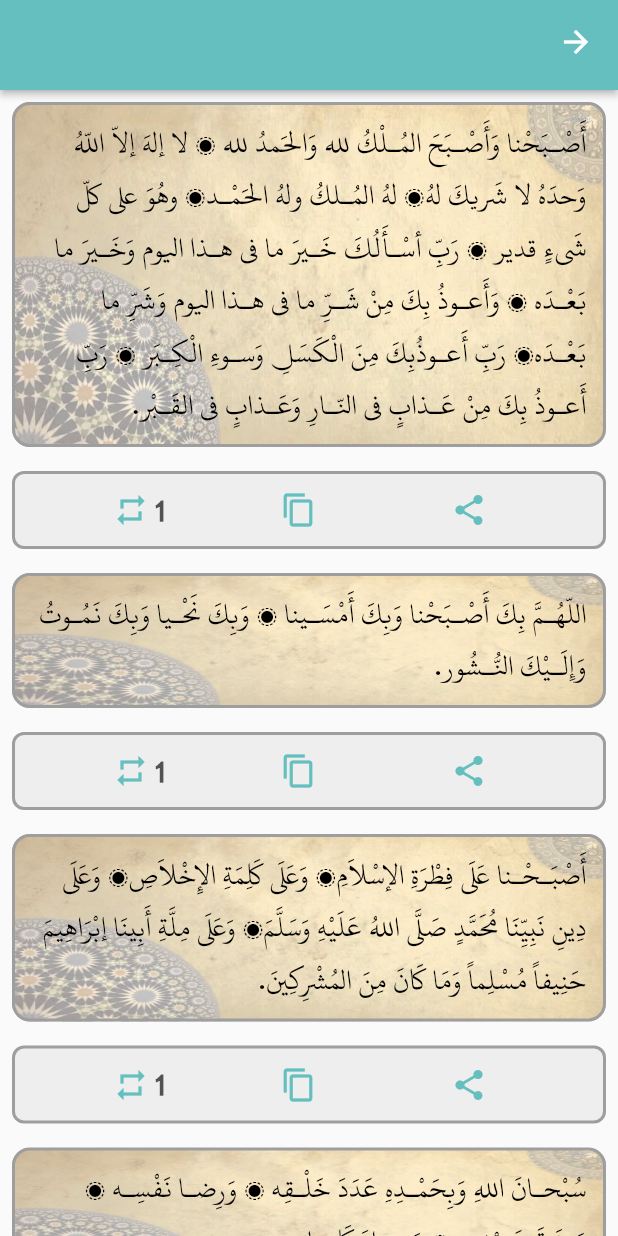
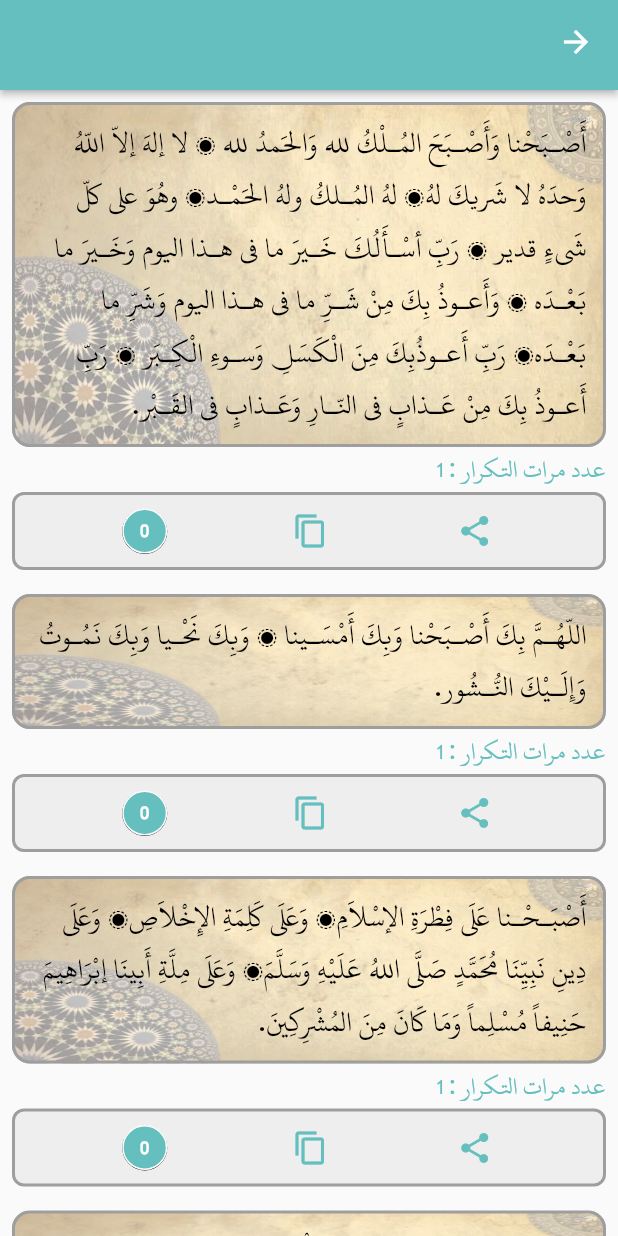
Before and after one commit to Muhammed-Ayad/Balgho-Convey, a Flutter app: the AzkarCategoryScreen screen opened directly with empty values, on a phone screen of 412 x 824 dp. Run offline on Flutter 3.47's test engine with Material 2 defaults, Android fonts, the phone set to English and light mode, and no system bars; our stand-ins replace audioplayers, dio, easy_localization, equatable, event_bus, flutter_compass and 10 more; missing offline and left inert: clipboard, flutter_vibrate.

Commit message:
Impelement Zekr Counter and Refactor Zekr Card

```diff
--- a/lib/blocs/state_mix/fetch_data_mixins.dart
+++ b/lib/blocs/state_mix/fetch_data_mixins.dart
@@ -2,7 +2,7 @@
 // All rights reserved.
 // Check out my Github account (https://github.com/salamaEnigma) for more projects.
 
-import '../generic_state.dart';
+import 'generic_state.dart';
 import 'package:flutter/foundation.dart';
 import 'package:flutter_riverpod/flutter_riverpod.dart';
 
--- a/lib/ui/azkar/azkar_category_screen.dart
+++ b/lib/ui/azkar/azkar_category_screen.dart
@@ -1,9 +1,10 @@
 import 'package:easy_localization/easy_localization.dart';
 import 'package:flutter/material.dart';
+import 'package:flutter_riverpod/flutter_riverpod.dart';
+import 'package:flutter_vibrate/flutter_vibrate.dart';
 import 'package:great_quran/data/local/json/azkar_by_category.dart';
 import 'package:clipboard/clipboard.dart';
 import 'package:great_quran/generated/locale_keys.g.dart';
-import 'package:great_quran/helpers/boxes.dart';
 import 'package:great_quran/helpers/constants.dart';
 import 'package:great_quran/helpers/extensions.dart';
 import 'package:great_quran/theme/dimensions.dart';
@@ -49,6 +50,12 @@ class _AzkarCategoryScreenState extends State<AzkarCategoryScreen> {
   }
 }
 
+//
+
+final zekrCounterProvider = StateProvider.family<int, String>((ref, key) {
+  return 0;
+});
+
 class ZekrCard extends StatelessWidget {
   final Azkar azkar;
   const ZekrCard({
@@ -58,12 +65,12 @@ class ZekrCard extends StatelessWidget {
 
   @override
   Widget build(BuildContext context) {
-    return Column(
-      crossAxisAlignment: CrossAxisAlignment.start,
-      children: [
-        Padding(
-          padding: const EdgeInsets.all(D.sizeSmall),
-          child: Container(
+    return Padding(
+      padding: const EdgeInsets.all(D.sizeSmall),
+      child: Column(
+        crossAxisAlignment: CrossAxisAlignment.start,
+        children: [
+          Container(
             decoration: BoxDecoration(
               image: const DecorationImage(
                 opacity: 0.6,
@@ -88,10 +95,11 @@ class ZekrCard extends StatelessWidget {
               ),
             ),
           ),
-        ),
-        Padding(
-          padding: const EdgeInsets.all(D.sizeSmall),
-          child: Container(
+          Text(
+            "عدد مرات التكرار : ${azkar.count}",
+            style: TextStyle(color: context.colorScheme.primary, fontSize: 17),
+          ),
+          Container(
             decoration: BoxDecoration(
               color: context.colorScheme.shadow,
               borderRadius: BorderRadius.circular(
@@ -106,7 +114,6 @@ class ZekrCard extends StatelessWidget {
             child: Row(
               mainAxisAlignment: MainAxisAlignment.spaceEvenly,
               children: [
-                const Spacer(),
                 IconButton(
                   onPressed: () {
                     Share.share(azkar.zekr);
@@ -116,7 +123,6 @@ class ZekrCard extends StatelessWidget {
                     color: context.colorScheme.primary,
                   ),
                 ),
-                const Spacer(),
                 IconButton(
                   onPressed: () {
                     FlutterClipboard.copy(azkar.zekr).then(
@@ -140,24 +146,47 @@ class ZekrCard extends StatelessWidget {
                     color: context.colorScheme.primary,
                   ),
                 ),
-                const Spacer(),
-                Text(
-                  azkar.count,
-                  style: context.textTheme.headlineSmall!.copyWith(
-                    fontSize: D.sizeXXLarge,
-                  ),
-                ),
-                B.horizontalSizedBoxXSmall,
-                Icon(
-                  Icons.repeat,
-                  color: context.colorScheme.primary,
-                ),
-                const Spacer(),
+                Consumer(builder: (context, ref, _) {
+                  return InkWell(
+                    onTap: () {
+                      final currentCount =
+                          ref.read(zekrCounterProvider(azkar.zekr));
+                      final zekrCount = int.tryParse(azkar.count) ?? 0;
+                      if (currentCount < zekrCount) {
+                        ref
+                            .read(zekrCounterProvider(azkar.zekr).notifier)
+                            .state++;
+                      } else {
+                        // Vibrate to alert using with the completion
+                        Vibrate.vibrate();
+                      }
+                    },
+                    child: Container(
+                      decoration: BoxDecoration(
+                          shape: BoxShape.circle,
+                          color: context.colorScheme.primary,
+                          border: Border.all(color: Colors.white),
+                          boxShadow: const [BoxShadow(offset: Offset(0, 0.3))]),
+                      width: 50,
+                      height: 30,
+                      child: Consumer(builder: (context, ref, _) {
+                        final count =
+                            ref.watch(zekrCounterProvider(azkar.zekr));
+                        return Text(
+                          count.toString(),
+                          textAlign: TextAlign.center,
+                          style: context.textTheme.button
+                              ?.copyWith(color: Colors.white),
+                        );
+                      }),
+                    ),
+                  );
+                }),
               ],
             ),
           ),
-        ),
-      ],
+        ],
+      ),
     );
   }
 }
```
